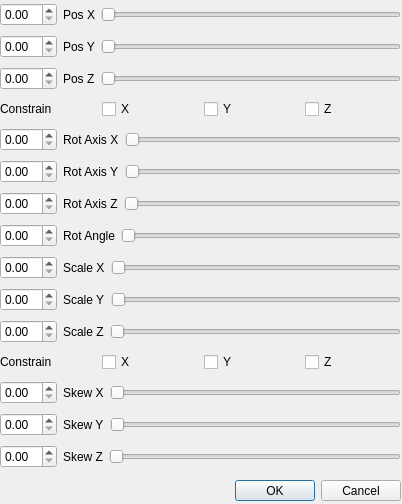
ddalcino/Modeler3D, file View/editobjectdialog.ui: the form before one commit.
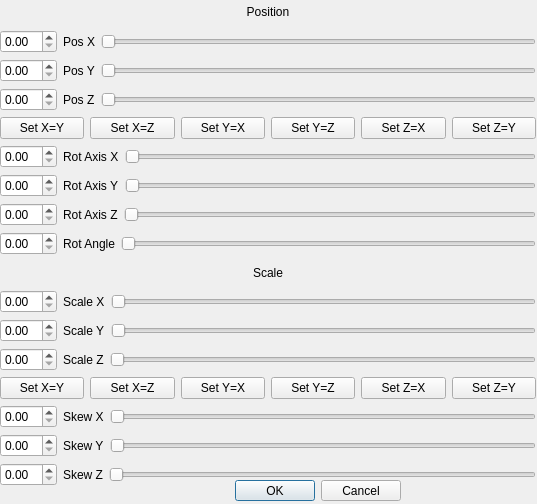
The form after the commit.

Commit message: Fixed constraint controls (now they are buttons instead)

Diff of the .ui file:
```diff
--- a/View/editobjectdialog.ui
+++ b/View/editobjectdialog.ui
@@ -6,7 +6,7 @@
    <rect>
     <x>0</x>
     <y>0</y>
-    <width>402</width>
+    <width>537</width>
     <height>504</height>
    </rect>
   </property>
@@ -34,11 +34,21 @@
     <rect>
      <x>0</x>
      <y>0</y>
-     <width>401</width>
-     <height>477</height>
+     <width>536</width>
+     <height>486</height>
     </rect>
    </property>
    <layout class="QVBoxLayout" name="verticalLayout">
+    <item>
+     <widget class="QLabel" name="label">
+      <property name="text">
+       <string>Position</string>
+      </property>
+      <property name="alignment">
+       <set>Qt::AlignCenter</set>
+      </property>
+     </widget>
+    </item>
     <item>
      <layout class="QHBoxLayout" name="hLayoutPosX">
       <item>
@@ -117,30 +127,44 @@
     <item>
      <layout class="QHBoxLayout" name="hLayoutConstrainPos">
       <item>
-       <widget class="QLabel" name="label">
+       <widget class="QPushButton" name="setposXY">
         <property name="text">
-         <string>Constrain</string>
+         <string>Set X=Y</string>
         </property>
        </widget>
       </item>
       <item>
-       <widget class="QCheckBox" name="ckConstrainPosX">
+       <widget class="QPushButton" name="setposXZ">
         <property name="text">
-         <string>X</string>
+         <string>Set X=Z</string>
         </property>
        </widget>
       </item>
       <item>
-       <widget class="QCheckBox" name="ckConstrainPosY">
+       <widget class="QPushButton" name="setposYX">
         <property name="text">
-         <string>Y</string>
+         <string>Set Y=X</string>
         </property>
        </widget>
       </item>
       <item>
-       <widget class="QCheckBox" name="ckConstrainPosZ">
+       <widget class="QPushButton" name="setposYZ">
         <property name="text">
-         <string>Z</string>
+         <string>Set Y=Z</string>
+        </property>
+       </widget>
+      </item>
+      <item>
+       <widget class="QPushButton" name="setposZX">
+        <property name="text">
+         <string>Set Z=X</string>
+        </property>
+       </widget>
+      </item>
+      <item>
+       <widget class="QPushButton" name="setposZY">
+        <property name="text">
+         <string>Set Z=Y</string>
         </property>
        </widget>
       </item>
@@ -233,6 +257,16 @@
       </item>
      </layout>
     </item>
+    <item>
+     <widget class="QLabel" name="label_2">
+      <property name="text">
+       <string>Scale</string>
+      </property>
+      <property name="alignment">
+       <set>Qt::AlignCenter</set>
+      </property>
+     </widget>
+    </item>
     <item>
      <layout class="QHBoxLayout" name="hLayoutScaleX">
       <item>
@@ -311,30 +345,44 @@
     <item>
      <layout class="QHBoxLayout" name="hLayoutConstrainScale">
       <item>
-       <widget class="QLabel" name="label_2">
+       <widget class="QPushButton" name="setscaleXY">
         <property name="text">
-         <string>Constrain</string>
+         <string>Set X=Y</string>
         </property>
        </widget>
       </item>
       <item>
-       <widget class="QCheckBox" name="ckConstrainScaleX">
+       <widget class="QPushButton" name="setscaleXZ">
         <property name="text">
-         <string>X</string>
+         <string>Set X=Z</string>
         </property>
        </widget>
       </item>
       <item>
-       <widget class="QCheckBox" name="ckConstrainScaleY">
+       <widget class="QPushButton" name="setscaleYX">
         <property name="text">
-         <string>Y</string>
+         <string>Set Y=X</string>
         </property>
        </widget>
       </item>
       <item>
-       <widget class="QCheckBox" name="ckConstrainScaleZ">
+       <widget class="QPushButton" name="setscaleYZ">
         <property name="text">
-         <string>Z</string>
+         <string>Set Y=Z</string>
+        </property>
+       </widget>
+      </item>
+      <item>
+       <widget class="QPushButton" name="setscaleZX">
+        <property name="text">
+         <string>Set Z=X</string>
+        </property>
+       </widget>
+      </item>
+      <item>
+       <widget class="QPushButton" name="setscaleZY">
+        <property name="text">
+         <string>Set Z=Y</string>
         </property>
        </widget>
       </item>
```
The commit also changes 2 other files.
